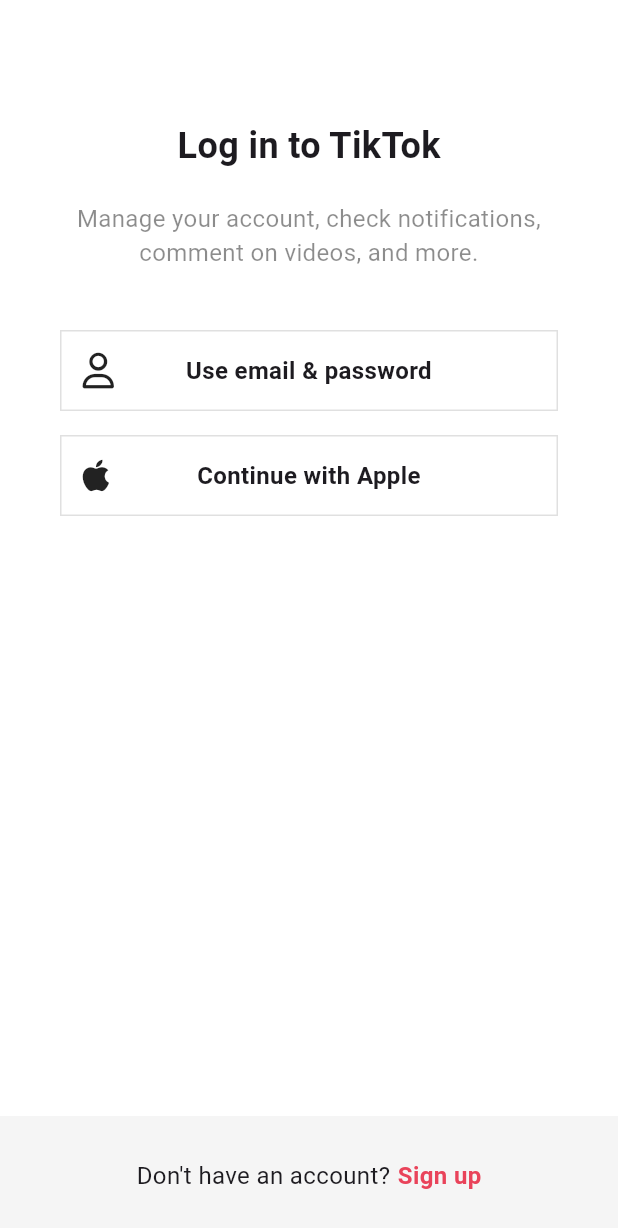
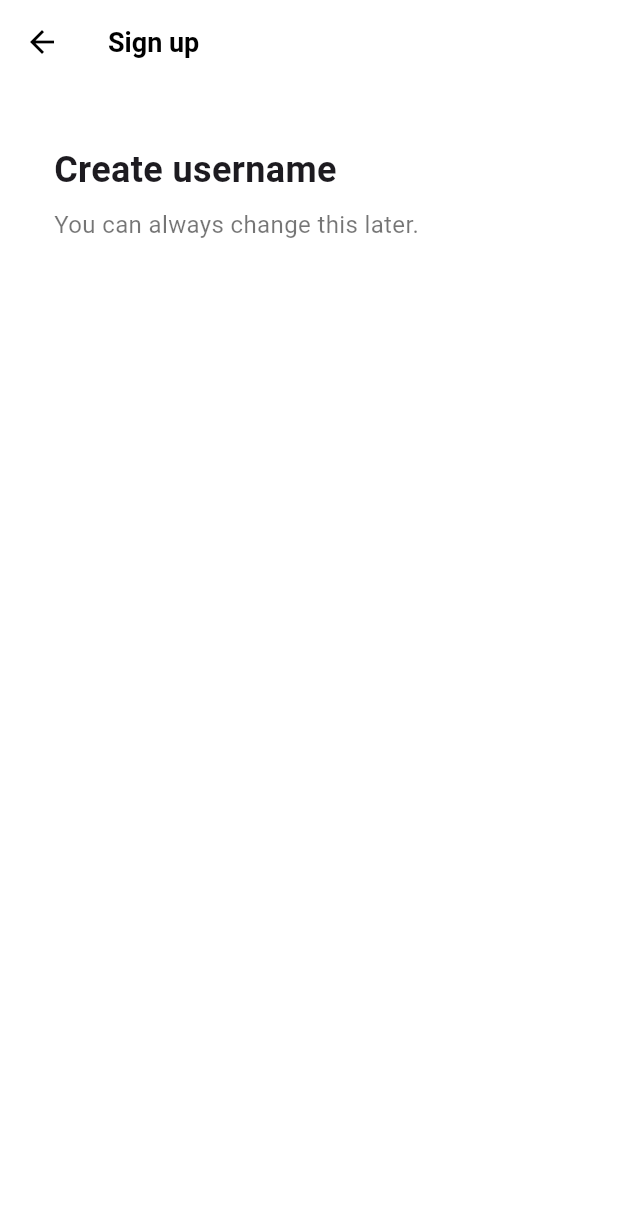
Before and after one commit to hansejun/tictok_clone, a Flutter app: the screen it shows after launch, after a tap on "Use email & password", on a phone screen of 412 x 824 dp. Shown: the top 1228 px of the screen. Run offline on Flutter 3.47's test engine with Material 3 defaults, Android fonts, the phone set to English and light mode, and no system bars; our stand-ins replace font_awesome_flutter.

Commit message:
feat: email section

```diff
--- /dev/null
+++ b/lib/features/authentication/email_screen.dart
@@ -0,0 +1,43 @@
+import 'package:flutter/material.dart';
+import 'package:tictok_clone/constants/gaps.dart';
+import 'package:tictok_clone/constants/sizes.dart';
+
+class EmailScreen extends StatelessWidget {
+  const EmailScreen({super.key});
+  @override
+  Widget build(BuildContext context) {
+    return Scaffold(
+      appBar: AppBar(
+        title: const Text(
+          "Sign up",
+        ),
+      ),
+      body: Padding(
+        padding: const EdgeInsets.symmetric(
+          horizontal: Sizes.size36,
+        ),
+        child: Column(
+          crossAxisAlignment: CrossAxisAlignment.start,
+          children: const [
+            Gaps.v40,
+            Text(
+              "Create username",
+              style: TextStyle(
+                fontSize: Sizes.size24,
+                fontWeight: FontWeight.w700,
+              ),
+            ),
+            Gaps.v8,
+            Text(
+              "You can always change this later.",
+              style: TextStyle(
+                fontSize: Sizes.size16,
+                color: Colors.black54,
+              ),
+            ),
+          ],
+        ),
+      ),
+    );
+  }
+}
--- a/lib/features/authentication/login_screen.dart
+++ b/lib/features/authentication/login_screen.dart
@@ -2,6 +2,7 @@
 import 'package:font_awesome_flutter/font_awesome_flutter.dart';
 import 'package:tictok_clone/constants/gaps.dart';
 import 'package:tictok_clone/constants/sizes.dart';
+import 'package:tictok_clone/features/authentication/email_screen.dart';
 import 'package:tictok_clone/features/authentication/widgets/auth_button.dart';
 
 class LoginScreen extends StatelessWidget {
@@ -14,7 +15,7 @@
   void _onEmailTap(BuildContext context) {
     Navigator.of(context).push(
       MaterialPageRoute(
-        builder: (context) => const LoginScreen(),
+        builder: (context) => const EmailScreen(),
       ),
     );
   }
--- a/lib/features/authentication/sign_up_screen.dart
+++ b/lib/features/authentication/sign_up_screen.dart
@@ -2,6 +2,7 @@
 import 'package:font_awesome_flutter/font_awesome_flutter.dart';
 import 'package:tictok_clone/constants/gaps.dart';
 import 'package:tictok_clone/constants/sizes.dart';
+import 'package:tictok_clone/features/authentication/email_screen.dart';
 import 'package:tictok_clone/features/authentication/login_screen.dart';
 import 'package:tictok_clone/features/authentication/widgets/auth_button.dart';
 
@@ -18,7 +19,7 @@
   void _onEmailTap(BuildContext context) {
     Navigator.of(context).push(
       MaterialPageRoute(
-        builder: (context) => const LoginScreen(),
+        builder: (context) => const EmailScreen(),
       ),
     );
   }
```
Also changed, not shown: lib/features/authentication/username_screen.dart (added).
